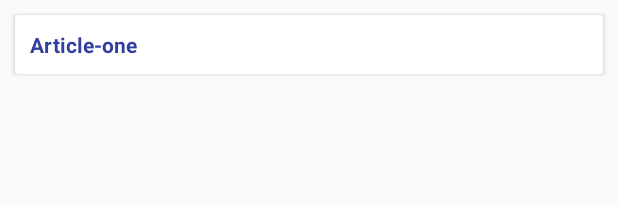
After one commit to AshishSardana/IMAD-MyBlog, an Android app: the layout layout_article.xml on its own in the app's theme, with its tools: preview values and no code run, on a phone screen of 412 x 824 dp. The commit adds this screen. Shown: the top 204 px of the screen. Run offline under Robolectric (Android 15) with nearby library versions, the phone set to English and light mode, and no system bars.

Commit message:
Display articles

```diff
--- a/app/src/main/AndroidManifest.xml
+++ b/app/src/main/AndroidManifest.xml
@@ -2,7 +2,7 @@
 <manifest xmlns:android="http://schemas.android.com/apk/res/android"
     package="io.hasura.myblog">
 
-    <uses-permission android:name="android.permission.INTERNET"/>
+    <uses-permission android:name="android.permission.INTERNET" />
 
     <application
         android:allowBackup="true"
@@ -18,6 +18,7 @@
                 <category android:name="android.intent.category.LAUNCHER" />
             </intent-filter>
         </activity>
+        <activity android:name=".ArticleListActivity"></activity>
     </application>
 
 </manifest>
--- a/app/src/main/java/io/hasura/myblog/ApiInterface.java
+++ b/app/src/main/java/io/hasura/myblog/ApiInterface.java
@@ -1,7 +1,10 @@
 package io.hasura.myblog;
+
+import java.util.List;
 
 import retrofit2.Call;
 import retrofit2.http.Body;
+import retrofit2.http.GET;
 import retrofit2.http.POST;
 
 /**
@@ -14,4 +17,7 @@ public interface ApiInterface {
 
     @POST(NetworkURL.REGISTRATION)
     Call<MessageResponse> registration(@Body AuthenticationRequest body);
+
+    @GET(NetworkURL.GET_ARTICLES)
+    Call<List<Article>> getArticles();
 }
--- a/app/src/main/java/io/hasura/myblog/NetworkURL.java
+++ b/app/src/main/java/io/hasura/myblog/NetworkURL.java
@@ -9,4 +9,5 @@ public class NetworkURL {
     public static final String BASE_URL = "http://ashishsardana.imad.hasura-app.io";
     public static final String LOGIN = "login";
     public static final String REGISTRATION = "create-user";
+    public static final String GET_ARTICLES = "get-articles";
 }
--- /dev/null
+++ b/app/src/main/res/layout/layout_article.xml
@@ -0,0 +1,20 @@
+<?xml version="1.0" encoding="utf-8"?>
+
+<android.support.v7.widget.CardView xmlns:android="http://schemas.android.com/apk/res/android"
+    android:layout_height="wrap_content"
+    android:layout_width="match_parent"
+    android:id="@+id/cardView"
+    android:layout_margin="10dp"
+    android:foreground="?selectableItemBackground">
+
+    <TextView
+        android:layout_width="match_parent"
+        android:layout_height="wrap_content"
+        android:textStyle="bold"
+        android:textColor="@color/colorPrimaryDark"
+        android:text="Article-one"
+        android:id="@+id/articleName"
+        android:padding="10dp"
+        />
+
+</android.support.v7.widget.CardView>
```
Also changed, not shown: app/build.gradle (+5 -3 lines), app/src/main/java/io/hasura/myblog/Article.java (added, +38 -0 lines), app/src/main/java/io/hasura/myblog/ArticleItemViewHolder.java (added, +23 -0 lines), app/src/main/java/io/hasura/myblog/ArticleListActivity.java (added, +104 -0 lines), app/src/main/java/io/hasura/myblog/AuthenticationActivity.java (+19 -6 lines), app/src/main/res/layout/activity_article_list.xml (added, +7 -0 lines), 152 other files.
